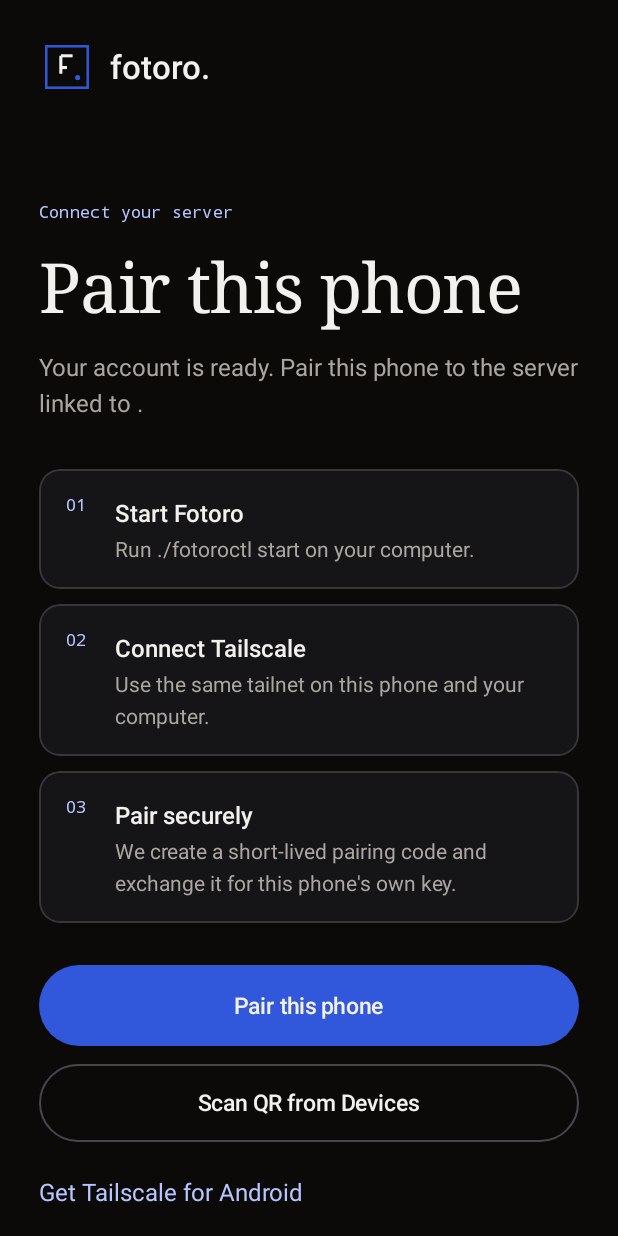
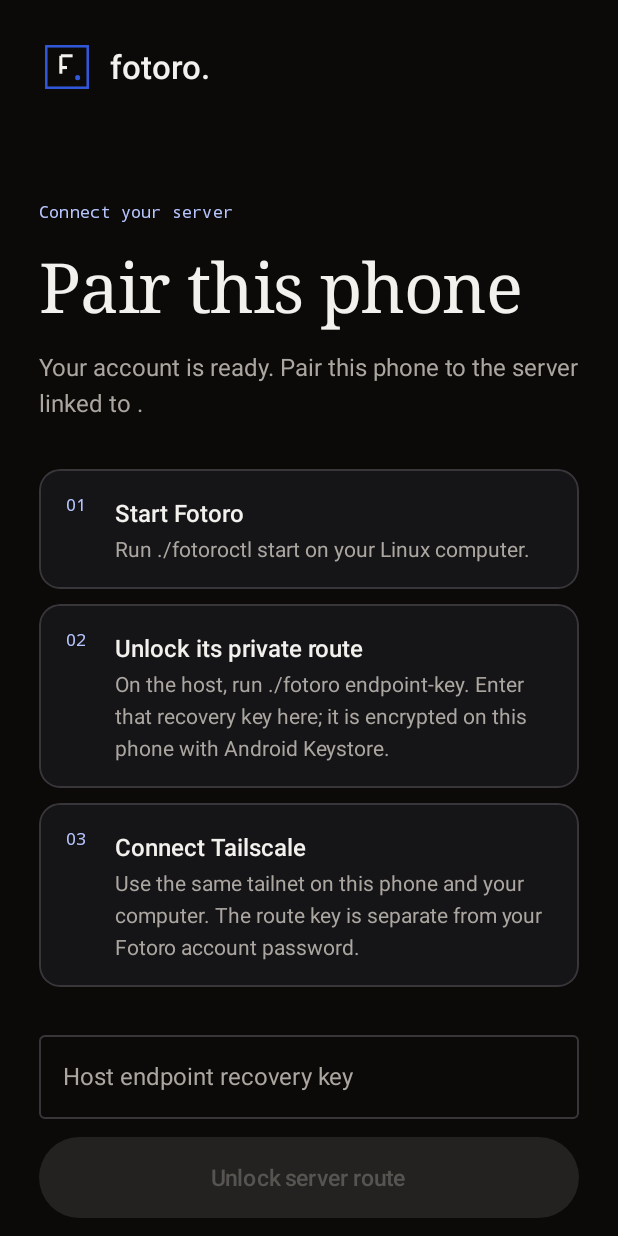
Before and after one commit to Fotoro/Fotoro-Android, an Android app built with Jetpack Compose: the composable PairScreen shown on its own in the app's theme, on a phone screen of 412 x 824 dp. Run offline under Robolectric (Android 15) with nearby library versions, the phone set to English and light mode, and no system bars; pictures from the network do not load; 7 statements that could not run were skipped.

Commit message:
Unlock encrypted server routes in Android

```diff
--- a/app/src/main/java/com/nc/fotoro/data/SecureStore.kt
+++ b/app/src/main/java/com/nc/fotoro/data/SecureStore.kt
@@ -75,6 +75,11 @@ class SecureStore(context: Context) {
             JSONObject().put("url", it.url).put("id", it.deviceId).put("token", it.deviceToken)
         })
 
+    var endpointRecoveryKey: String?
+        get() = get("endpoint_recovery_key")?.optString("value")?.takeIf { it.isNotBlank() }
+        set(value) = put("endpoint_recovery_key",
+            value?.takeIf { it.isNotBlank() }?.let { JSONObject().put("value", it.trim()) })
+
     var pendingBrowserSignIn: PendingBrowserSignIn?
         get() = get("browser_signin")?.let {
             PendingBrowserSignIn(it.getString("state"), it.getLong("expires"))
--- a/app/src/main/java/com/nc/fotoro/ui/FotoroApp.kt
+++ b/app/src/main/java/com/nc/fotoro/ui/FotoroApp.kt
@@ -67,6 +67,7 @@ import androidx.compose.ui.input.pointer.pointerInput
 import androidx.compose.ui.layout.ContentScale
 import androidx.compose.ui.platform.LocalContext
 import androidx.compose.ui.text.font.FontWeight
+import androidx.compose.ui.text.input.PasswordVisualTransformation
 import androidx.compose.ui.text.style.TextAlign
 import androidx.compose.ui.text.style.TextOverflow
 import androidx.compose.ui.semantics.Role
@@ -116,7 +117,7 @@ fun FotoroApp(model: AppViewModel, onGoogleSignIn: () -> Unit, onBrowserSignIn:
         when {
             state.booting -> Splash()
             state.account == null || state.reauthRequired -> AuthScreen(state, onGoogleSignIn, onBrowserSignIn)
-            state.server == null -> PairScreen(state, model::pair, onScanPairingQr)
+            state.server == null -> PairScreen(state, model, onScanPairingQr)
             else -> Home(state, model, onMediaPermission, onPickFiles)
         }
         state.error?.let { message ->
@@ -211,8 +212,9 @@ private fun AuthScreen(state: AppUiState, signIn: () -> Unit, browserSignIn: ()
 }
 
 @Composable
-private fun PairScreen(state: AppUiState, pair: () -> Unit, scanQr: () -> Unit) {
+private fun PairScreen(state: AppUiState, model: AppViewModel, scanQr: () -> Unit) {
     val context = LocalContext.current
+    var recoveryKey by remember { mutableStateOf("") }
     Column(Modifier.fillMaxSize().statusBarsPadding().verticalScroll(rememberScrollState()).padding(26.dp)) {
         BrandHeader()
         Spacer(Modifier.height(72.dp))
@@ -223,15 +225,58 @@ private fun PairScreen(state: AppUiState, pair: () -> Unit, scanQr: () -> Unit)
         Text("Your account is ready. Pair this phone to the server linked to ${state.account?.email.orEmpty()}.",
             color = Muted, style = MaterialTheme.typography.bodyLarge)
         Spacer(Modifier.height(34.dp))
-        StepCard("01", "Start Fotoro", "Run ./fotoroctl start on your computer.")
+        StepCard("01", "Start Fotoro", "Run ./fotoroctl start on your Linux computer.")
         Spacer(Modifier.height(10.dp))
-        StepCard("02", "Connect Tailscale", "Use the same tailnet on this phone and your computer.")
+        StepCard("02", "Unlock its private route", "On the host, run ./fotoro endpoint-key. Enter that recovery key here; it is encrypted on this phone with Android Keystore.")
         Spacer(Modifier.height(10.dp))
-        StepCard("03", "Pair securely", "We create a short-lived pairing code and exchange it for this phone's own key.")
-        Spacer(Modifier.height(28.dp))
-        PrimaryButton("Pair this phone", pair, state.busy)
-        Spacer(Modifier.height(12.dp))
-        SecondaryButton("Scan QR from Devices", scanQr, state.busy)
+        StepCard("03", "Connect Tailscale", "Use the same tailnet on this phone and your computer. The route key is separate from your Fotoro account password.")
+        Spacer(Modifier.height(24.dp))
+        if (state.endpointUnlocked) {
+            Label("Server route unlocked on this phone", Mint)
+            Spacer(Modifier.height(6.dp))
+            Text("The recovery key is protected in this app's Keystore-backed storage. Enter it separately on each device you control.",
+                color = Muted, style = MaterialTheme.typography.bodySmall)
+            Spacer(Modifier.height(12.dp))
+            SecondaryButton("Replace recovery key", {
+                model.forgetEndpointKey()
+                recoveryKey = ""
+            })
+            Spacer(Modifier.height(10.dp))
+            PrimaryButton("Pair this phone", model::pair, state.busy)
+            Spacer(Modifier.height(10.dp))
+            SecondaryButton("Scan QR from Devices", scanQr, state.busy)
+        } else {
+            OutlinedTextField(
+                value = recoveryKey,
+                onValueChange = { recoveryKey = it.trim() },
+                modifier = Modifier.fillMaxWidth(),
+                label = { Text("Host endpoint recovery key") },
+                placeholder = { Text("43 characters from ./fotoro endpoint-key") },
+                singleLine = true,
+                visualTransformation = PasswordVisualTransformation(),
+                enabled = !state.busy,
+                colors = OutlinedTextFieldDefaults.colors(
+                    focusedTextColor = Cream,
+                    unfocusedTextColor = Cream,
+                    focusedBorderColor = CobaltLight,
+                    unfocusedBorderColor = Line,
+                    focusedLabelColor = CobaltLight,
+                    unfocusedLabelColor = Muted,
+                    cursorColor = CobaltLight,
+                ),
+            )
+            Spacer(Modifier.height(12.dp))
+            Button(
+                onClick = { model.unlockEndpoint(recoveryKey) },
+                enabled = !state.busy && recoveryKey.length == 43,
+                modifier = Modifier.fillMaxWidth().height(54.dp),
+                colors = ButtonDefaults.buttonColors(containerColor = Cobalt, contentColor = Cream),
+                shape = RoundedCornerShape(50.dp),
+            ) {
+                if (state.busy) CircularProgressIndicator(Modifier.size(20.dp), strokeWidth = 2.dp, color = Ink)
+                else Text("Unlock server route", fontWeight = FontWeight.Medium, fontSize = 15.sp)
+            }
+        }
         Spacer(Modifier.height(12.dp))
         Text("Get Tailscale for Android", color = CobaltLight, modifier = Modifier.clickable {
             context.startActivity(Intent(Intent.ACTION_VIEW, Uri.parse("https://tailscale.com/download/android")))
```
Also changed, not shown: app/src/main/java/com/nc/fotoro/AppViewModel.kt (+29 -2 lines), app/src/main/java/com/nc/fotoro/data/FotoroApi.kt (+39 -22 lines), app/src/main/java/com/nc/fotoro/data/NodeEndpointVault.kt (added, +102 -0 lines), 1 other file.
